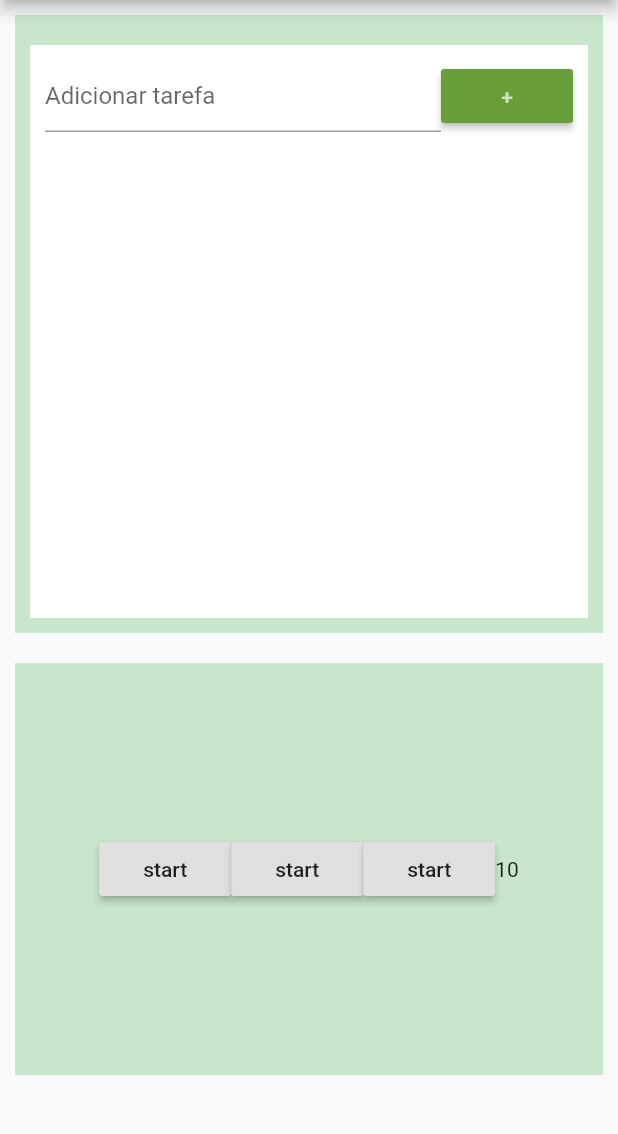
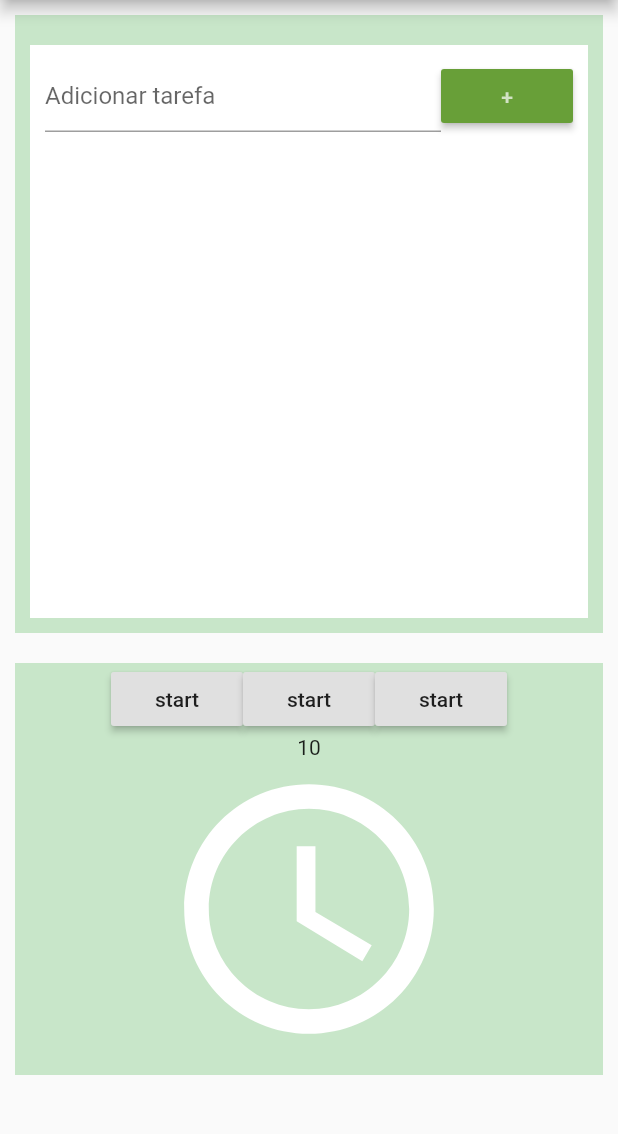
Before and after one commit to nartojunior/mpes0013-desenv-apl-moveis, a Flutter app: the screen it shows after launch, on a phone screen of 412 x 824 dp, the part 84-1218 px from its top. Run offline on Flutter 3.47's test engine with Material 2 defaults, Android fonts, the phone set to English and light mode, and no system bars.

Commit message:
arrumado o row de botoes e icone do relogio

```diff
--- a/mpes0013/lib/main.dart
+++ b/mpes0013/lib/main.dart
@@ -19,6 +19,7 @@ class _HomeState extends State<Home> {
   int _lastRemovedPos;
 
   int pomoTime = 1;
+
   // 1 = Pomodoro
   // 2 = Short Break;
   // 3 = Lng Break;
@@ -39,7 +40,9 @@ class _HomeState extends State<Home> {
 
     var sub = countDownTimer.listen(null);
     sub.onData((duration) {
-    setState(() { _current = _start - duration.elapsed.inSeconds; });
+      setState(() {
+        _current = _start - duration.elapsed.inSeconds;
+      });
     });
 
     sub.onDone(() {
@@ -107,7 +110,7 @@ class _HomeState extends State<Home> {
                         color: Colors.white,
                         //[100],
                         width: MediaQuery.of(context).size.width,
-                        height: MediaQuery.of(context).size.height/2 - 30,
+                        height: MediaQuery.of(context).size.height / 2 - 30,
                         child:
                             //* MAIN APP
                             Column(
@@ -173,9 +176,10 @@ class _HomeState extends State<Home> {
                   color: Colors.green[100],
                   width: MediaQuery.of(context).size.width,
                   height: MediaQuery.of(context).size.height / 3,
-                child: Row(
+                  child: Column(
+                    children: <Widget>[
+                      Row(
                         mainAxisAlignment: MainAxisAlignment.center,
-
                         children: <Widget>[
                           RaisedButton(
                             onPressed: () {
@@ -195,11 +199,14 @@ class _HomeState extends State<Home> {
                             },
                             child: Text("start"),
                           ),
-
-                            Text("$_current")
                         ],
                       ),
+                      Text(
+                        "$_current",
                       ),
+                      Icon(Icons.access_time, color: Colors.white, size: 200),
+                    ],
+                  )),
 
               // end of app body
             ])));
```
Lines whose indentation alone changed are shown as unchanged.
